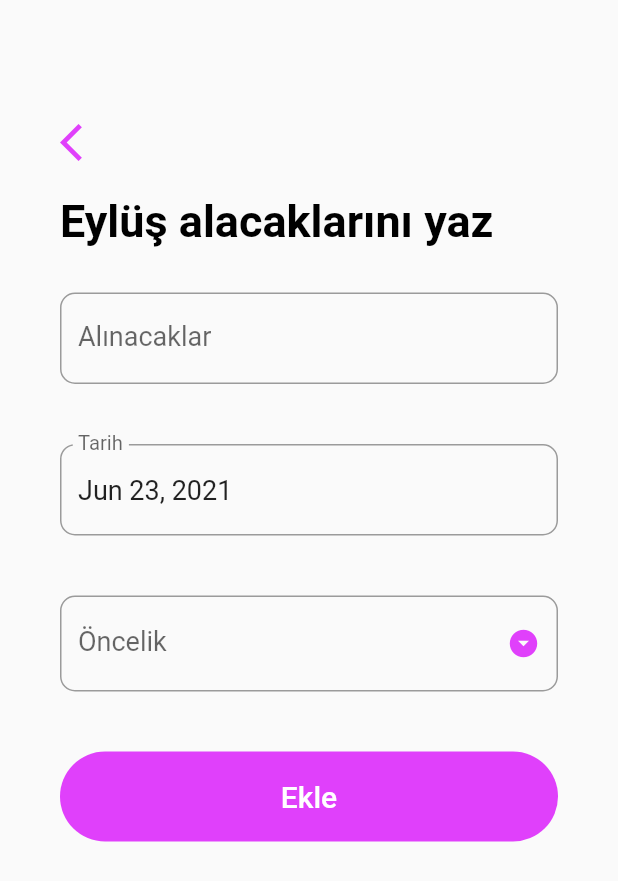
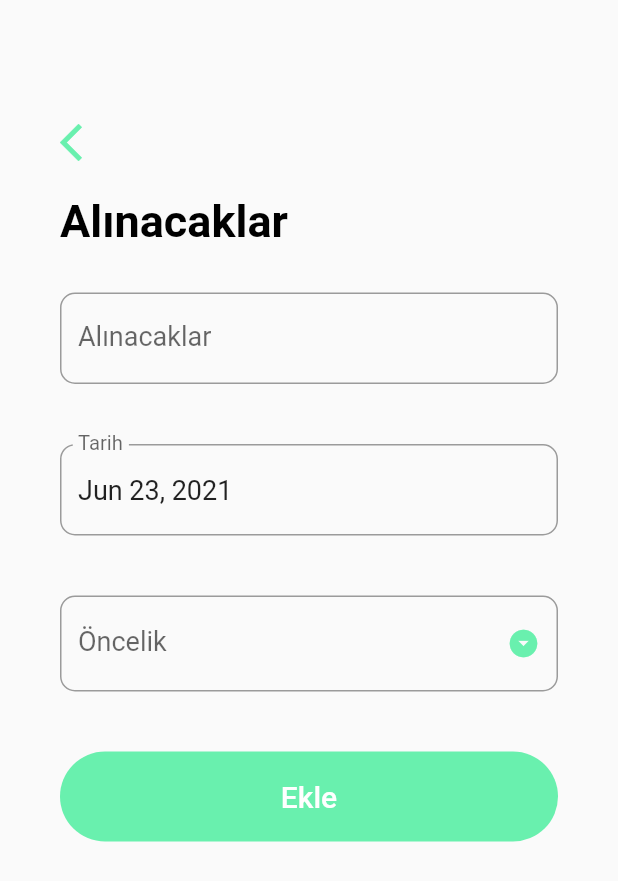
Before and after one commit to YigitKarabulut/alisverislistem, a Flutter app: the screen it shows after launch, after a tap on the "add" icon, on a phone screen of 412 x 824 dp. Shown: the top 881 px of the screen. Run offline on Flutter 3.47's test engine with Material 2 defaults, Android fonts, the phone set to English and light mode, and no system bars; our stand-ins replace sqflite; accounts and stored records are empty.

Commit message:
Alışveriş Listem

```diff
--- a/lib/main.dart
+++ b/lib/main.dart
@@ -12,8 +12,9 @@ class AlisverisListemApp extends StatelessWidget {
   @override
   Widget build(BuildContext context) {
     return MaterialApp(
+      title:"Alışveriş Listem" ,
       debugShowCheckedModeBanner: false,
-      theme: ThemeData( primarySwatch: Colors.purple, accentColor:Colors.purpleAccent  ),
+      theme: ThemeData( primarySwatch: Colors.green, accentColor:Colors.greenAccent  ),
       home: AlisverisListemSayfasi(),
 
 
--- a/lib/screens/add_task_screen.dart
+++ b/lib/screens/add_task_screen.dart
@@ -112,7 +112,7 @@ class _AddTaskScreenState extends State<AddTaskScreen> {
 
                 ),
                 SizedBox(height: 20.0,),
-                Text(widget.task == null ? 'Eylüş alacaklarını yaz' : 'Eylüş alacaklarını güncelle veya sil',  style: widget.task == null ? TextStyle(color: Colors.black, fontSize: 30.0,fontWeight: FontWeight.bold):TextStyle(color: Colors.black, fontSize: 20.0,fontWeight: FontWeight.bold) ,),
+                Text(widget.task == null ? 'Alınacaklar' : 'Alınacakları güncelleyin veya silin',  style: widget.task == null ? TextStyle(color: Colors.black, fontSize: 30.0,fontWeight: FontWeight.bold):TextStyle(color: Colors.black, fontSize: 20.0,fontWeight: FontWeight.bold) ,),
                 SizedBox(height: 10.0,),
                 Form(
                   key: _formKey,
@@ -129,7 +129,7 @@ class _AddTaskScreenState extends State<AddTaskScreen> {
                               ),
 
                           ),
-                        validator: (input)=>input.trim().isEmpty ? 'Bir şeyler yaz' : null,
+                        validator: (input)=>input.trim().isEmpty ? 'Bir şeyler yazınız' : null,
                         onSaved: (input)=>_title=input,
                         initialValue: _title,
                       ),
@@ -180,7 +180,7 @@ class _AddTaskScreenState extends State<AddTaskScreen> {
                           ),
 
                         ),
-                        validator: (input)=>_priority == null ? 'Öncelik seç bakalım' : null,
+                        validator: (input)=>_priority == null ? 'Öncelik seçiniz' : null,
                         onChanged: (value){
                           setState(() {
                             _priority = value;
--- a/lib/screens/alisveris_listem_sayfasi.dart
+++ b/lib/screens/alisveris_listem_sayfasi.dart
@@ -78,23 +78,7 @@ class _AlisverisListemSayfasiState extends State<AlisverisListemSayfasi> {
       appBar: AppBar(
 
         title: const Text('Alışveriş Listem'),
-        actions: <Widget>[
-          IconButton(
 
-            icon: const Icon(Icons.add_alert),
-            tooltip: 'Show Snackbar',
-
-            onPressed: () {
-
-              ScaffoldMessenger.of(context).showSnackBar(
-                  const SnackBar(content:  Text('Dünyanın en tatlı insanı okuyor şu an burayı')));
-
-
-            },
-          ),
-
-
-        ],
       ),
 
       floatingActionButton: FloatingActionButton  (
@@ -132,9 +116,9 @@ class _AlisverisListemSayfasiState extends State<AlisverisListemSayfasi> {
           child: Column(
           crossAxisAlignment: CrossAxisAlignment.start,
           children: <Widget>[
-          Text("Alıncaklar", style: TextStyle(color: Colors.purple,fontSize: 30.0,fontWeight: FontWeight.bold),textAlign: TextAlign.center,),
+          Text("Alıncaklar", style: TextStyle(color: Theme.of(context).primaryColor,fontSize: 30.0,fontWeight: FontWeight.bold),textAlign: TextAlign.center,),
           SizedBox(height: 10.0),
-          Text('$completedTaskCount of ${snapshot.data.length}', style: TextStyle(color: Colors.purpleAccent, fontSize: 15.0, fontWeight: FontWeight.w600),textAlign: TextAlign.center,),
+          Text('$completedTaskCount of ${snapshot.data.length}', style: TextStyle(color: Theme.of(context).accentColor, fontSize: 15.0, fontWeight: FontWeight.w600),textAlign: TextAlign.center,),
           ],
           ),
           );
--- a/pubspec.yaml
+++ b/pubspec.yaml
@@ -36,7 +36,7 @@ dependencies:
 flutter_icons:
   android: true
   ios: true
-  image_path: "lib/icons/icons8-butterfly-96.png"
+  image_path: "lib/icons/icons8-butterfly-48.png"
 
 dev_dependencies:
   flutter_test:
```
Also changed, not shown: lib/icons/icons8-butterfly-48.png (added), lib/icons/icons8-butterfly-96.png (deleted), pubspec.lock, 1 other file.
